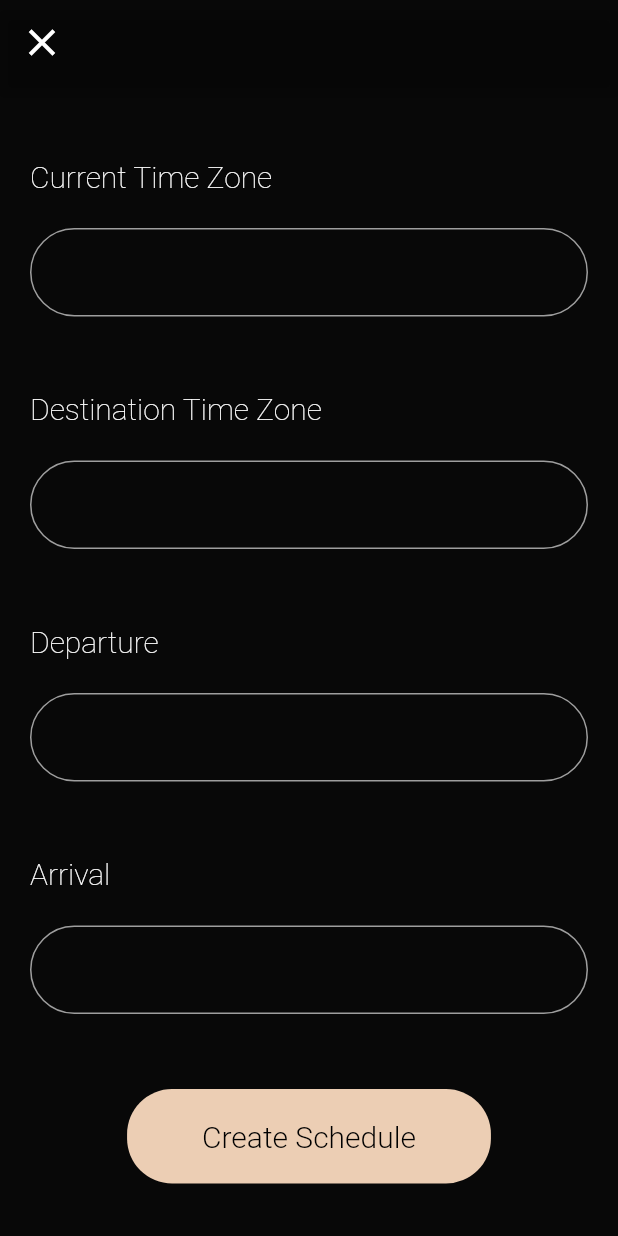
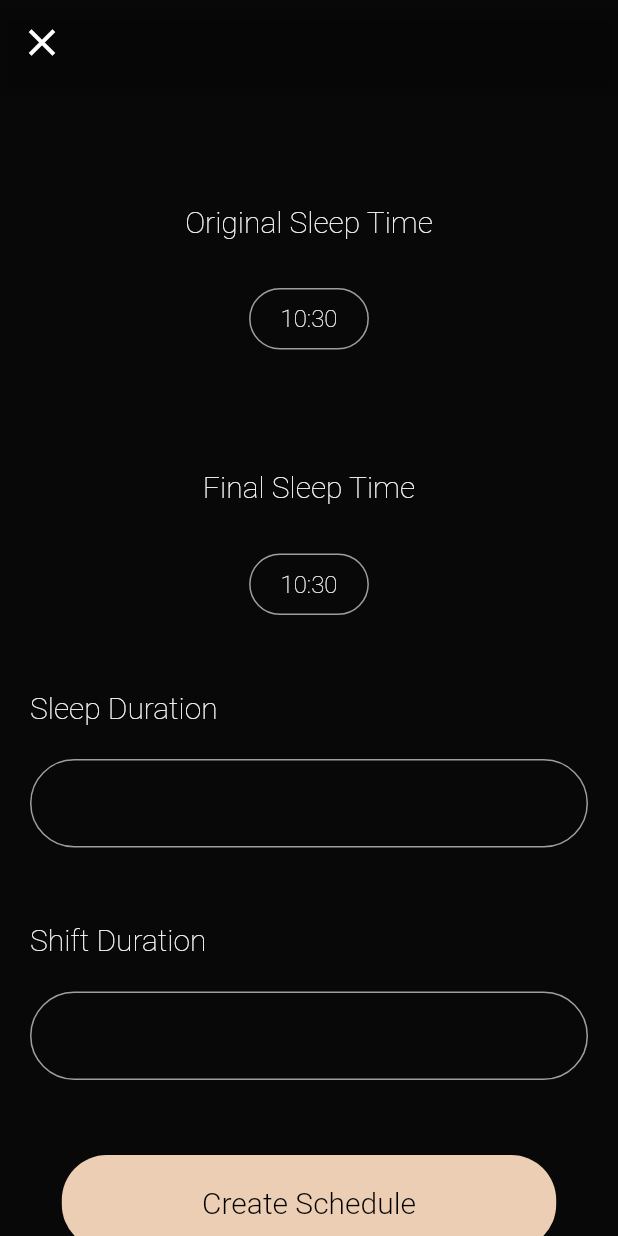
Before and after one commit to KomaPota/NSAC-SnoozeShift, a Flutter app: the InputScreen screen opened directly, on a phone screen of 412 x 824 dp. Run offline on Flutter 3.47's test engine with Material 2 defaults, Android fonts, the phone set to English and light mode, and no system bars; our stand-ins replace firebase_auth, google_sign_in; accounts and stored records are empty.

Commit message:
Day 2, Update 1 (12 noon) Raw input taken, Scheduling begun

```diff
--- a/lib/screens/input.dart
+++ b/lib/screens/input.dart
@@ -6,9 +6,41 @@ class InputScreen extends StatefulWidget {
   _InputScreenState createState() => _InputScreenState();
 }
 
+class _InputScreenState extends State<InputScreen> {
 
-class _InputScreenState extends State<InputScreen> {
+  TimeOfDay originalSleepTime, finalSleepTime;
+  int sleepDuration, shiftDuration;
+
   @override
+  void initState(){
+    super.initState();
+    originalSleepTime = TimeOfDay.now();
+    finalSleepTime = TimeOfDay.now();
+    sleepDuration= 8; //hours
+    shiftDuration = 3; //days
+  }
+
+  _pickoriginalTime() async {
+    TimeOfDay t = await showTimePicker(
+        context: context,
+        initialTime: originalSleepTime
+    );
+    if(t != null)
+      setState(() {
+        originalSleepTime = t;
+      });
+  }
+
+  _pickfinalTime() async {
+    TimeOfDay t = await showTimePicker(
+        context: context,
+        initialTime: finalSleepTime
+    );
+    if(t != null)
+      setState(() {
+        finalSleepTime = t;
+      });
+  }
 
   Widget Field(String label){
     return Container(
@@ -23,6 +55,43 @@ class _InputScreenState extends State<InputScreen> {
             ),
           ),
           TextField(
+            keyboardType: TextInputType.number,
+            onChanged: (val){
+              sleepDuration = int.parse(val);
+            },
+            decoration: InputDecoration(
+              enabledBorder: OutlineInputBorder(
+                borderRadius: BorderRadius.all(Radius.circular(30.0)),
+                borderSide: BorderSide(color: Colors.grey),
+              ),
+              focusedBorder: OutlineInputBorder(
+                borderRadius: BorderRadius.all(Radius.circular(30.0)),
+                borderSide: BorderSide(color: Theme.of(context).accentColor),
+              ),
+            ),
+          ),
+        ],
+      ),
+    );
+  }
+
+  Widget FieldShift(String label){
+    return Container(
+      margin: EdgeInsets.only(top: 50, left: 20, right: 20),
+      child: Column(
+        crossAxisAlignment: CrossAxisAlignment.start,
+        children: [
+          Text("$label\n",
+            style: TextStyle(
+              fontSize: 20,
+              fontWeight: FontWeight.w100,
+            ),
+          ),
+          TextField(
+            keyboardType: TextInputType.number,
+            onChanged: (val){
+              shiftDuration = int.parse(val);
+            },
             decoration: InputDecoration(
               enabledBorder: OutlineInputBorder(
                 borderRadius: BorderRadius.all(Radius.circular(30.0)),
@@ -41,14 +110,70 @@ class _InputScreenState extends State<InputScreen> {
 
   Widget Picker(String label){
     return Container(
-      margin: EdgeInsets.only(top: 50, left: 20, right: 20),
+      margin: EdgeInsets.only(top: 70, left: 20, right: 20),
       child: Column(
-        crossAxisAlignment: CrossAxisAlignment.start,
         children: [
-          Text("$label\n",
+          Container(
+            padding: EdgeInsets.all(10),
+            child: Text("$label\n",
               style: TextStyle(
                 fontSize: 20,
                 fontWeight: FontWeight.w100,
+              ),
+            ),
+          ),
+
+          InkWell(
+            onTap: _pickoriginalTime,
+            child: Container(
+                padding: EdgeInsets.only(top: 10, bottom: 10, right: 20, left: 20),
+                decoration: BoxDecoration(
+                  borderRadius: BorderRadius.all(Radius.circular(30.0)),
+                  border: Border.all(color: Colors.grey),
+                ),
+                child: Text("${originalSleepTime.hour}:${originalSleepTime.minute}",
+                  style: TextStyle(
+                    fontSize: 16,
+                    fontWeight: FontWeight.w100,
+                  ),
+                ),
+            ),
+          ),
+
+        ],
+      ),
+    );
+  }
+
+  Widget PickerFinal(String label){
+    return Container(
+      margin: EdgeInsets.only(top: 70, left: 20, right: 20),
+      child: Column(
+        children: [
+          Container(
+            padding: EdgeInsets.all(10),
+            child: Text("$label\n",
+              style: TextStyle(
+                fontSize: 20,
+                fontWeight: FontWeight.w100,
+              ),
+            ),
+          ),
+
+          InkWell(
+            onTap: _pickfinalTime,
+            child: Container(
+              padding: EdgeInsets.only(top: 10, bottom: 10, right: 20, left: 20),
+              decoration: BoxDecoration(
+                borderRadius: BorderRadius.all(Radius.circular(30.0)),
+                border: Border.all(color: Colors.grey),
+              ),
+              child: Text("${finalSleepTime.hour}:${finalSleepTime.minute}",
+                style: TextStyle(
+                  fontSize: 16,
+                  fontWeight: FontWeight.w100,
+                ),
+              ),
             ),
           ),
 
@@ -73,13 +198,19 @@ class _InputScreenState extends State<InputScreen> {
 
           body: ListView(
             children: [
-              Field("Current Time Zone"),
-              Field("Destination Time Zone"),
-              Field("Departure"),
-              Field("Arrival"),
+              Picker("Original Sleep Time"),
+              PickerFinal("Final Sleep Time"),
+              Field("Sleep Duration"),
+              FieldShift("Shift Duration"),
 
-              Center(
+
+              InkWell(
+                onTap: (){
+                  print("$originalSleepTime, $finalSleepTime, $sleepDuration, $shiftDuration");
+                },
+                child: Center(
                   child: Container(
+                    width: MediaQuery.of(context).size.width*0.8,
                     margin: EdgeInsets.only(top: 50),
                     padding: EdgeInsets.only(top: 20, bottom: 20, left: 50, right: 50),
                     decoration: BoxDecoration(
@@ -87,10 +218,12 @@ class _InputScreenState extends State<InputScreen> {
                       borderRadius: BorderRadius.all(Radius.circular(30.0)),
                     ),
                     child: Text("Create Schedule",
+                      textAlign: TextAlign.center,
                       style: TextStyle(
                         fontSize: 20,
                         fontWeight: FontWeight.w300,
                         color: Colors.black,
+                      ),
                     ),
                   ),
                 ),
```
Also changed, not shown: lib/screens/schedule.dart (added, +60 -0 lines). Lines whose indentation alone changed are shown as unchanged.
